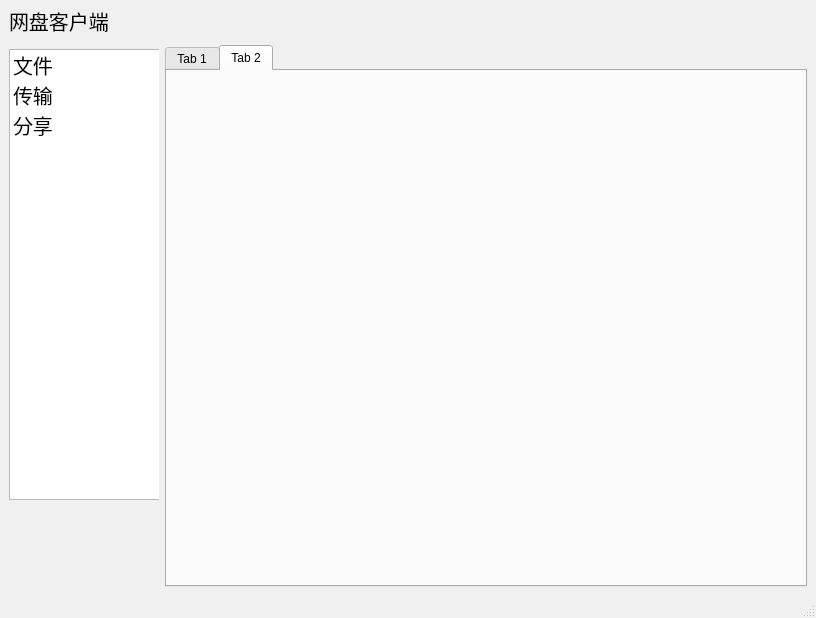
Above: mainWindow.ui from lisongqian/netDiskClient before the change. Below: the same form after it.
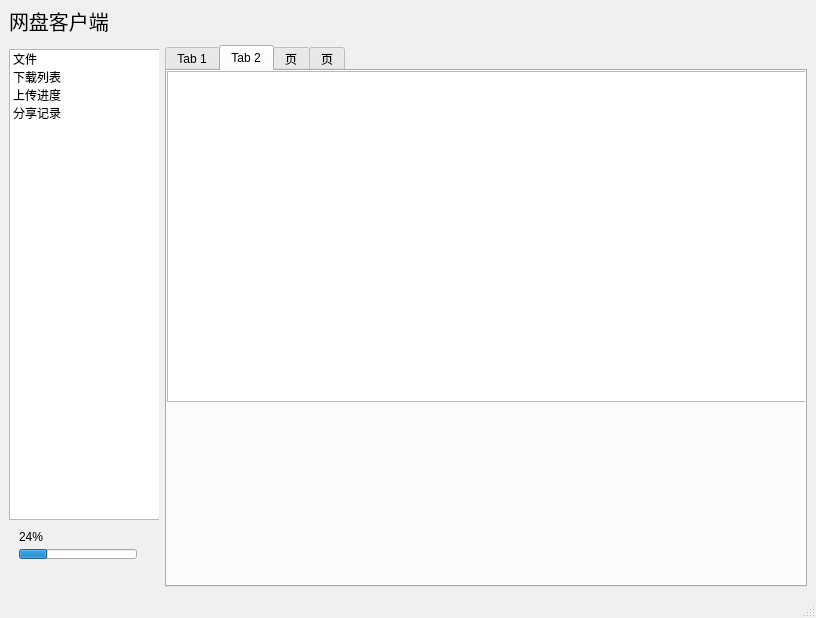
That is the form after the change. The open tabs and pages were chosen to show the change. Icons and pictures are not drawn.

Diff of the .ui file:
```diff
--- a/mainWindow.ui
+++ b/mainWindow.ui
@@ -96,62 +96,85 @@
            <x>0</x>
            <y>40</y>
            <width>151</width>
-           <height>451</height>
+           <height>471</height>
           </rect>
          </property>
-         <property name="spacing">
-          <number>5</number>
-         </property>
          <item>
           <property name="text">
            <string>文件</string>
           </property>
-          <property name="font">
-           <font>
-            <family>幼圆</family>
-            <pointsize>15</pointsize>
-           </font>
+          <property name="icon">
+           <iconset resource="sources/main.qrc">
+            <normaloff>:/images/document.svg</normaloff>
+            <selectedoff>:/images/document-selected.svg</selectedoff>:/images/document.svg</iconset>
           </property>
          </item>
          <item>
           <property name="text">
-           <string>传输</string>
+           <string>下载列表</string>
           </property>
-          <property name="font">
-           <font>
-            <family>幼圆</family>
-            <pointsize>15</pointsize>
-           </font>
+          <property name="icon">
+           <iconset resource="sources/main.qrc">
+            <normaloff>:/images/download.svg</normaloff>
+            <selectedoff>:/images/download-selected.svg</selectedoff>:/images/download.svg</iconset>
           </property>
          </item>
          <item>
           <property name="text">
-           <string>分享</string>
+           <string>上传进度</string>
           </property>
-          <property name="font">
-           <font>
-            <family>幼圆</family>
-            <pointsize>15</pointsize>
-           </font>
+          <property name="icon">
+           <iconset resource="sources/main.qrc">
+            <normaloff>:/images/upload.svg</normaloff>
+            <selectedoff>:/images/upload-selected.svg</selectedoff>:/images/upload.svg</iconset>
           </property>
          </item>
+         <item>
+          <property name="text">
+           <string>分享记录</string>
+          </property>
+          <property name="icon">
+           <iconset resource="sources/main.qrc">
+            <normaloff>:/images/share.svg</normaloff>
+            <selectedoff>:/images/share-selected.svg</selectedoff>:/images/share.svg</iconset>
+          </property>
+         </item>
         </widget>
-       </widget>
-      </item>
-      <item row="0" column="1">
-       <widget class="QWidget" name="widget" native="true">
-        <property name="minimumSize">
-         <size>
-          <width>640</width>
-          <height>30</height>
-         </size>
-        </property>
-        <property name="maximumSize">
-         <size>
-          <width>16777215</width>
-          <height>30</height>
-         </size>
-        </property>
+        <widget class="QProgressBar" name="progressBar">
+         <property name="geometry">
+          <rect>
+           <x>10</x>
+           <y>540</y>
+           <width>118</width>
+           <height>10</height>
+          </rect>
+         </property>
+         <property name="value">
+          <number>24</number>
+         </property>
+         <property name="textVisible">
+          <bool>false</bool>
+         </property>
+         <property name="orientation">
+          <enum>Qt::Horizontal</enum>
+         </property>
+         <property name="textDirection">
+          <enum>QProgressBar::BottomToTop</enum>
+         </property>
+        </widget>
+        <widget class="QLabel" name="label_2">
+         <property name="geometry">
+          <rect>
+           <x>10</x>
+           <y>520</y>
+           <width>53</width>
+           <height>16</height>
+          </rect>
+         </property>
+         <property name="text">
+          <string>24%</string>
+         </property>
+        </widget>
        </widget>
       </item>
       <item row="1" column="1">
@@ -162,7 +185,16 @@
           <height>520</height>
          </size>
         </property>
-        <widget class="QWidget" name="tab">
+        <property name="focusPolicy">
+         <enum>Qt::TabFocus</enum>
+        </property>
+        <property name="tabPosition">
+         <enum>QTabWidget::North</enum>
+        </property>
+        <property name="currentIndex">
+         <number>1</number>
+        </property>
+        <widget class="QWidget" name="fileTab">
          <attribute name="title">
           <string>Tab 1</string>
          </attribute>
@@ -171,7 +203,53 @@
          <attribute name="title">
           <string>Tab 2</string>
          </attribute>
+         <widget class="QTableWidget" name="tableWidget">
+          <property name="geometry">
+           <rect>
+            <x>0</x>
+            <y>0</y>
+            <width>641</width>
+            <height>331</height>
+           </rect>
+          </property>
+         </widget>
         </widget>
+        <widget class="QWidget" name="uploadTab">
+         <attribute name="title">
+          <string>页</string>
+         </attribute>
+         <widget class="QTableView" name="tableView">
+          <property name="geometry">
+           <rect>
+            <x>0</x>
+            <y>0</y>
+            <width>641</width>
+            <height>192</height>
+           </rect>
+          </property>
+         </widget>
+        </widget>
+        <widget class="QWidget" name="shareTab">
+         <attribute name="title">
+          <string>页</string>
+         </attribute>
+        </widget>
+       </widget>
+      </item>
+      <item row="0" column="1">
+       <widget class="QWidget" name="navigation" native="true">
+        <property name="minimumSize">
+         <size>
+          <width>640</width>
+          <height>30</height>
+         </size>
+        </property>
+        <property name="maximumSize">
+         <size>
+          <width>16777215</width>
+          <height>30</height>
+         </size>
+        </property>
        </widget>
       </item>
      </layout>
```
Left out of the diff: 16 changed lines with no effect on the pictures.
